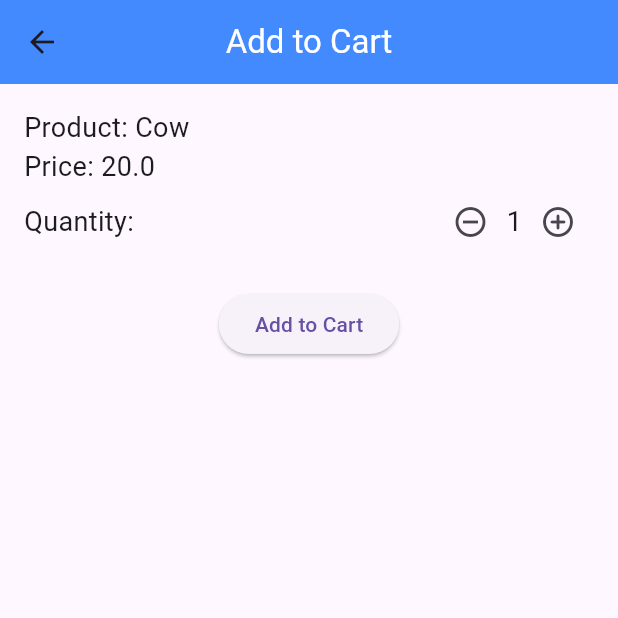
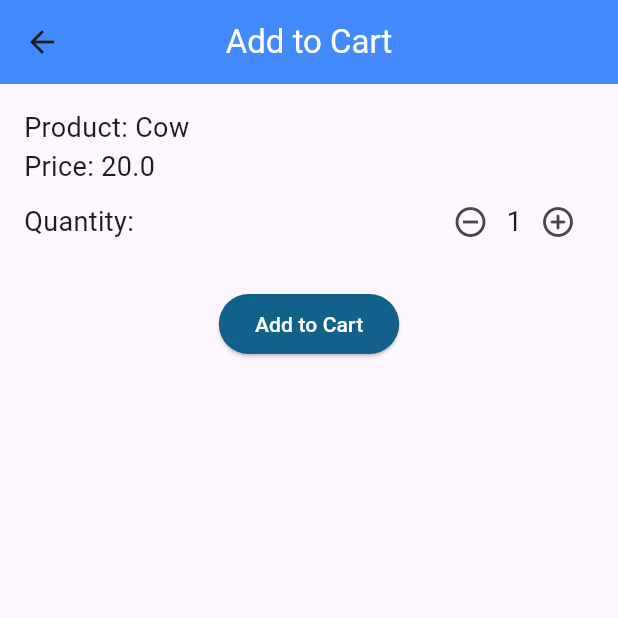
Before and after one commit to mahafujerrahman/local_database_sqllite, a Flutter app: the screen it shows after launch, after a tap on "Add to Cart", on a phone screen of 412 x 824 dp, the top half of it. Run offline on Flutter 3.47's test engine with Material 3 defaults, Android fonts, the light colour scheme and no system bars; our stand-ins replace flutter_screenutil, get, sqflite; accounts and stored records are empty.

Commit message:
update button

```diff
--- a/lib/addToCartScreen.dart
+++ b/lib/addToCartScreen.dart
@@ -1,5 +1,7 @@
 import 'package:flutter/material.dart';
 import 'package:locat_databse_practice/CartScreen.dart';
+import 'package:locat_databse_practice/base/app_colors.dart';
+import 'package:locat_databse_practice/base/custom_button.dart';
 import 'package:locat_databse_practice/db/db_helper.dart';
 import 'package:locat_databse_practice/db/product.dart';
 
@@ -67,7 +69,8 @@ class _AddToCartScreenState extends State<AddToCartScreen> {
             Center(
               child: ElevatedButton(
                 onPressed: _addToCart,
-                child: Text('Add to Cart'),
+                child: Text('Add to Cart',style: TextStyle(color: Colors.white)),
+                style: ButtonStyle(backgroundColor: MaterialStateProperty.all(AppColors.primaryColor)),
               ),
             ),
 
--- /dev/null
+++ b/lib/base/app_colors.dart
@@ -0,0 +1,25 @@
+import 'dart:ui';
+
+import 'package:flutter/cupertino.dart';
+
+class AppColors{
+
+  static const Color primaryColor = Color(0xFF12618B);
+  static const Color fillColor = Color(0xFFE8EBF0);
+  static const Color iconGrayColor = Color(0xFF767676);
+  static const Color secondatyColor = Color(0xFF193664);
+  static const Color color004080 = Color(0xFF004080);
+
+
+
+
+
+
+
+  static BoxShadow shadow = BoxShadow(
+    blurRadius: 4,
+    spreadRadius: 0,
+    color: primaryColor,
+    offset: const Offset(0, 2),
+  );
+}
--- a/lib/cartScreen.dart
+++ b/lib/cartScreen.dart
@@ -1,7 +1,6 @@
 import 'package:flutter/cupertino.dart';
 import 'package:flutter/material.dart';
-import 'package:get/get.dart';
-import 'package:get/get_core/src/get_main.dart';
+
 import 'package:locat_databse_practice/db/db_helper.dart';
 
 class CartScreen extends StatefulWidget {
--- a/pubspec.yaml
+++ b/pubspec.yaml
@@ -38,6 +38,7 @@ dependencies:
   sqflite: ^2.4.1
   sqflite_common_ffi: ^2.3.4+4
   get: ^4.6.6
+  flutter_screenutil: ^5.9.3
 
 dev_dependencies:
   flutter_test:
```
Also changed, not shown: lib/base/custom_button.dart (added, +60 -0 lines), pubspec.lock.
